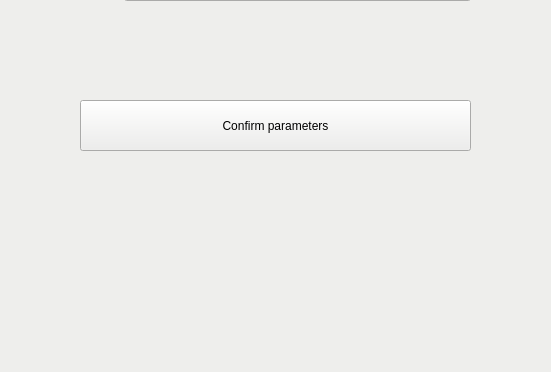
The window that whitegoods_qt_gui/resource/main_window.ui (Zorrander/safety-projector-interface) describes before a commit, drawn with Qt 5; both pictures show x 110 to 661 and y 388 to 760 of the 1280 by 760 pixel window.
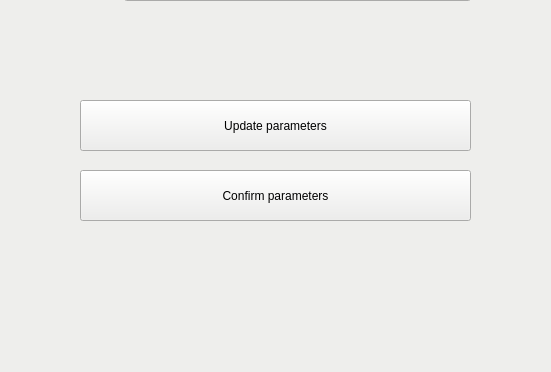
The same window after the commit. The open tabs and pages were chosen to show the change.

Patch:
```diff
--- a/whitegoods_qt_gui/resource/main_window.ui
+++ b/whitegoods_qt_gui/resource/main_window.ui
@@ -483,11 +483,24 @@
                 </item>
                </layout>
               </widget>
-              <widget class="QPushButton" name="confirmCameraCalibrationButton">
+              <widget class="QPushButton" name="updateCameraCalibrationButton">
                <property name="geometry">
                 <rect>
                  <x>130</x>
                  <y>330</y>
+                 <width>391</width>
+                 <height>51</height>
+                </rect>
+               </property>
+               <property name="text">
+                <string>Update parameters</string>
+               </property>
+              </widget>
+              <widget class="QPushButton" name="confirmCameraCalibrationButton">
+               <property name="geometry">
+                <rect>
+                 <x>130</x>
+                 <y>400</y>
                  <width>391</width>
                  <height>51</height>
                 </rect>
```
Left out of the diff: 2 changed lines with no effect on the pictures.
